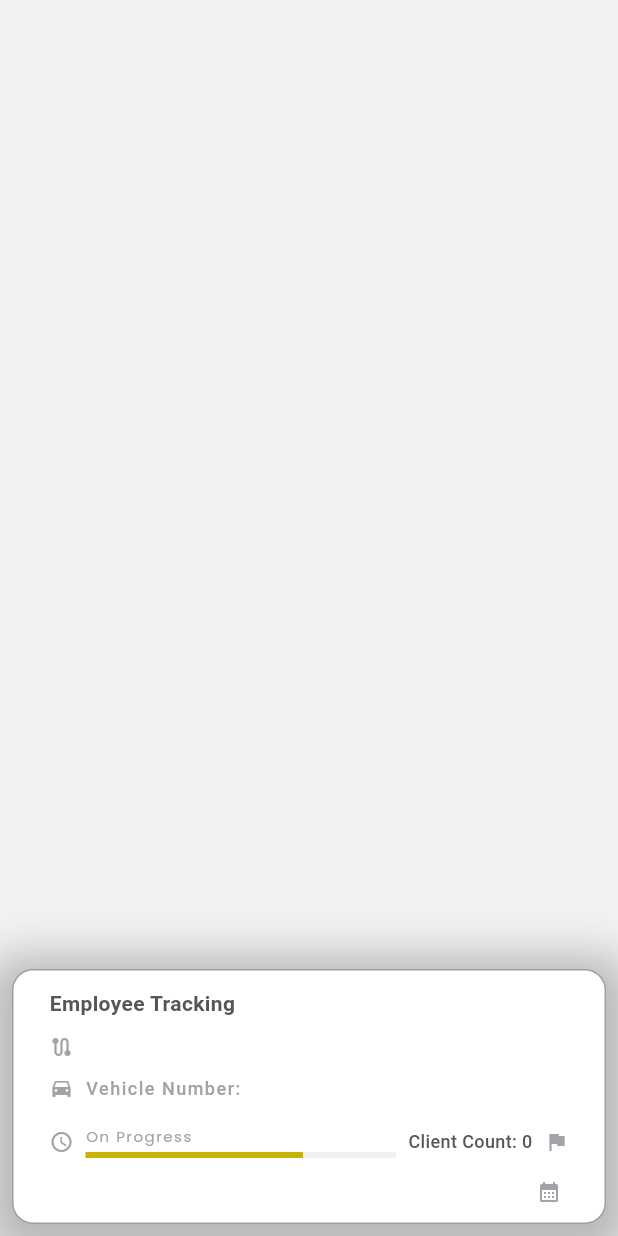
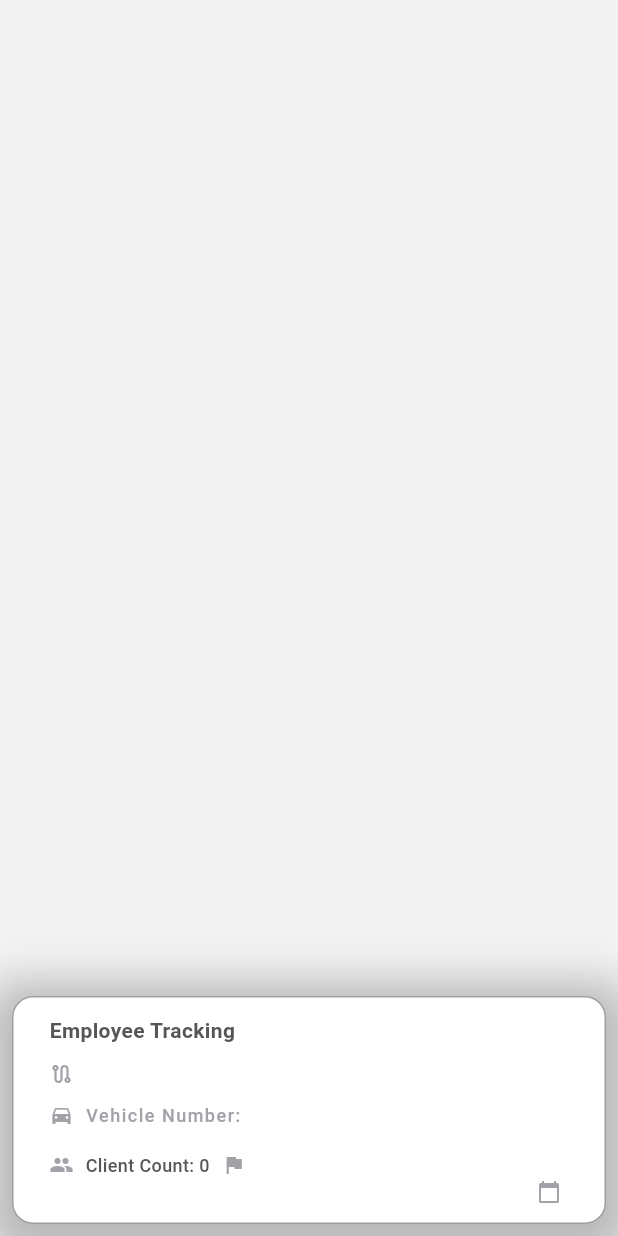
Before and after one commit to sasankadeshapriya/order-processing-app-flutter, a Flutter app: the FloatingContainer widget shown alone on an empty page, opened directly with empty values, on a phone screen of 412 x 824 dp. Run offline on Flutter 3.47's test engine with Material 3 defaults, Android fonts, the phone set to English and light mode, and no system bars; our stand-ins replace awesome_dialog, dropdown_button2, expansion_tile_card, flutter_svg, fluttertoast, google_fonts and 8 more; missing offline and left inert: app_settings, bluetooth_print, dart:ffi, jumping_dot; accounts and stored records are empty; network calls fail; Roboto replaces fonts that are missing (SF Pro Text).

Commit message:
Added Some UI elements

```diff
--- a/lib/widgets/assignment_container_widget.dart
+++ b/lib/widgets/assignment_container_widget.dart
@@ -25,7 +25,7 @@ class FloatingContainer extends StatelessWidget {
           right: 8,
           child: Container(
             width: double.infinity,
-            height: 170,
+            height: 152,
             decoration: BoxDecoration(
               color: Colors.white,
               borderRadius: BorderRadius.circular(14),
@@ -55,7 +55,7 @@ class FloatingContainer extends StatelessWidget {
                   const SizedBox(height: 8),
                   Row(
                     children: [
-                      const Icon(Icons.route,
+                      const Icon(Icons.route_outlined,
                           size: 16, color: Color(0xFFA3A2A9)),
                       const SizedBox(width: 8),
                       Text(
@@ -92,32 +92,8 @@ class FloatingContainer extends StatelessWidget {
                   const SizedBox(height: 16),
                   Row(
                     children: [
-                      const Icon(Icons.access_time,
+                      const Icon(Icons.people,
                           size: 16, color: Color(0xFFA3A2A9)),
-                      const SizedBox(width: 8),
-                      Expanded(
-                        child: Column(
-                          crossAxisAlignment: CrossAxisAlignment.start,
-                          children: [
-                            Text(
-                              'On Progress',
-                              style: GoogleFonts.poppins(
-                                color: const Color(0xFFA3A2A9),
-                                fontSize: 10,
-                                letterSpacing: 1,
-                              ),
-                            ),
-                            const SizedBox(height: 4),
-                            const LinearProgressIndicator(
-                              value: 0.7, // Example progress value
-                              backgroundColor: Color(0xFFF1F1F1),
-                              valueColor: AlwaysStoppedAnimation<Color>(
-                                  Color(0xFFC8B400)),
-                              minHeight: 4,
-                            ),
-                          ],
-                        ),
-                      ),
                       const SizedBox(width: 8),
                       Text(
                         'Client Count: $clientCount', // Example target count
@@ -138,7 +114,7 @@ class FloatingContainer extends StatelessWidget {
                     child: Row(
                       mainAxisAlignment: MainAxisAlignment.end,
                       children: [
-                        const Icon(Icons.calendar_month,
+                        const Icon(Icons.calendar_today,
                             size: 16, color: Color(0xFFA3A2A9)),
                         const SizedBox(
                           width: 5,
```
Also changed, not shown: lib/views/main/dashboard.dart (+18 -1 lines).
